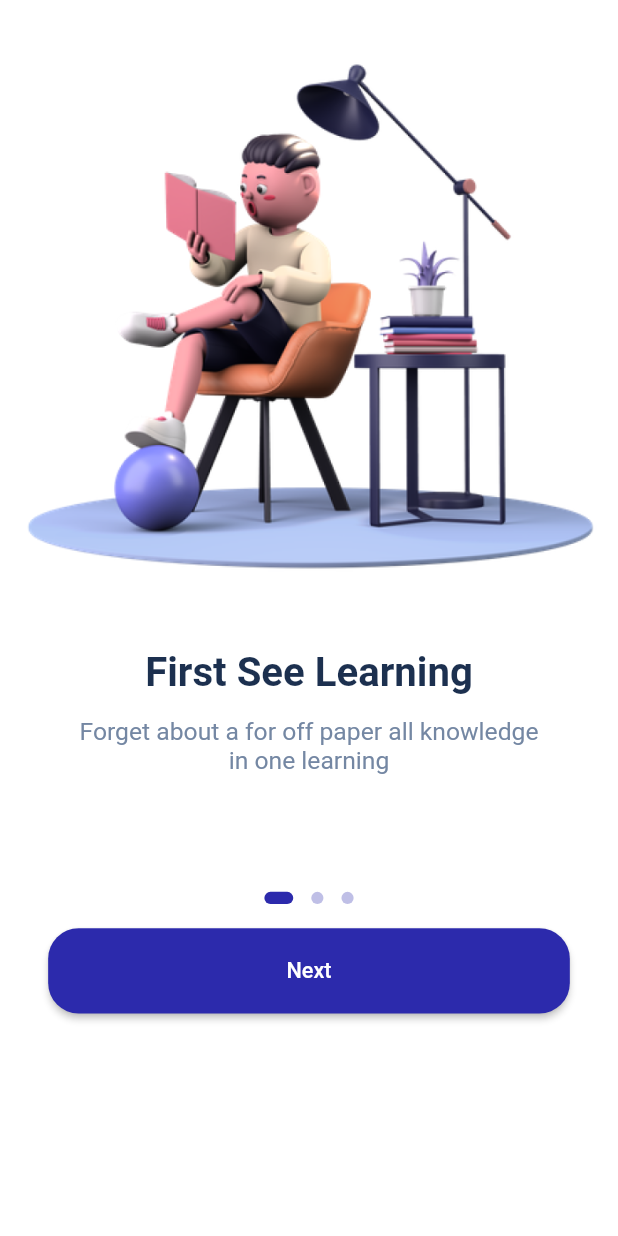
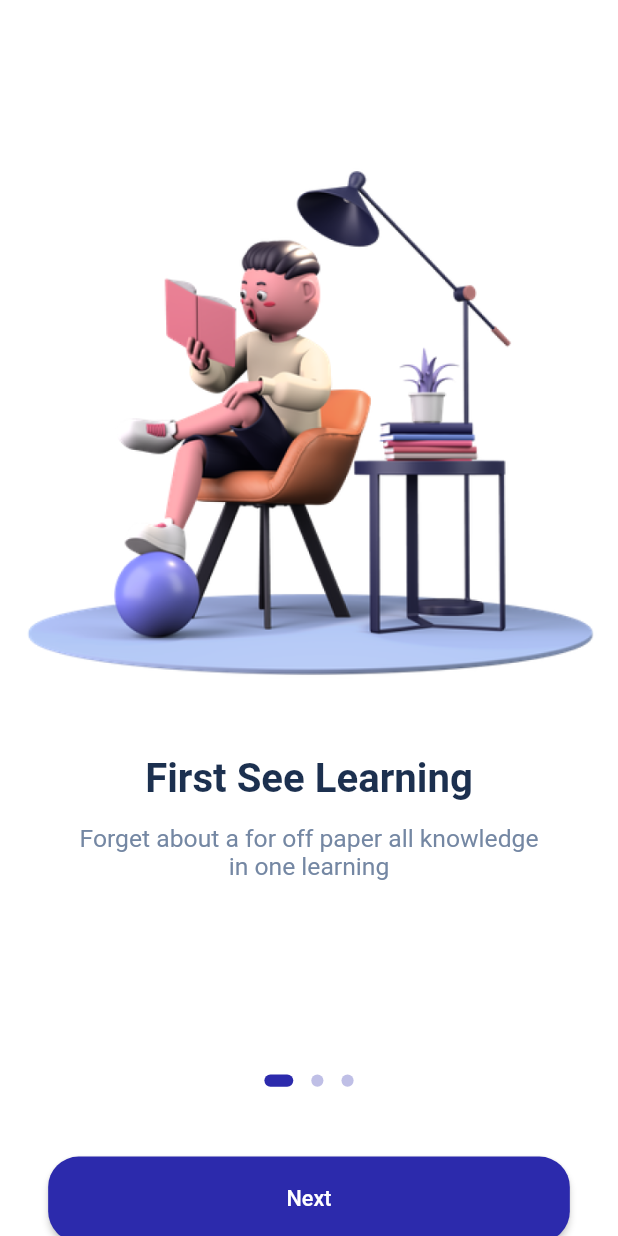
Before and after one commit to DARK-PROGRAMMER-I/u_learning, a Flutter app: the screen it shows after launch, on a phone screen of 412 x 824 dp. Run offline on Flutter 3.47's test engine with Material 2 defaults, Android fonts, the phone set to English and light mode, and no system bars; drawn by our look-alikes of dots_indicator; our stand-ins replace firebase_auth, firebase_core, flutter_bloc, flutter_screenutil, flutter_spinkit, google_fonts and 1 more; accounts and stored records are empty.

```diff
--- a/lib/pages/welcome/views/welcome_screen.dart
+++ b/lib/pages/welcome/views/welcome_screen.dart
@@ -39,6 +39,7 @@ class _WelcomeScreenState extends State<WelcomeScreen> {
               crossAxisAlignment: CrossAxisAlignment.center,
               mainAxisAlignment: MainAxisAlignment.center,
               children: [
+                SizedBox(height: 70.h,),
                 SizedBox(
                   height:510.h,
                   child: PageView(
@@ -66,7 +67,7 @@ class _WelcomeScreenState extends State<WelcomeScreen> {
                     ],
                   ),
                 ),
-                SizedBox(height: 70.h,),
+                SizedBox(height: 120.h,),
                 DotsIndicator(
                   dotsCount: 3,
                   position: state.page,
@@ -79,6 +80,7 @@ class _WelcomeScreenState extends State<WelcomeScreen> {
                         borderRadius: BorderRadius.circular(10.r),
                       )),
                 ),
+                SizedBox(height: 30.h,),
                 Padding(
                   padding: EdgeInsets.symmetric(horizontal: 30.w),
                   child: CustomButton(
```
